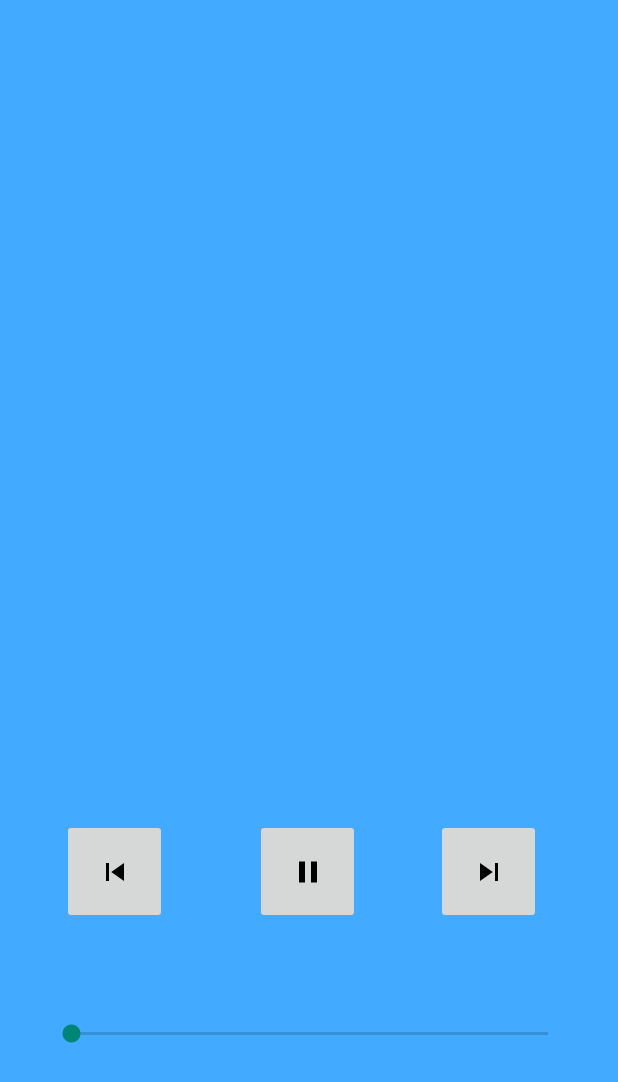
After one commit to FreyllaR/music_player, an Android app: the PlayerActivity screen opened directly, with no data from a screen before it, on a phone screen of 412 x 824 dp. The commit adds this screen. Shown: the top 1082 px of the screen. Run offline under Robolectric (Android 15) with nearby library versions, the phone set to English and light mode, and no system bars.

Commit message:
added a new activity with playing song

```diff
--- /dev/null
+++ b/app/src/main/res/drawable/baseline_pause_24.xml
@@ -0,0 +1,5 @@
+<vector android:height="24dp" android:tint="#000000"
+    android:viewportHeight="24" android:viewportWidth="24"
+    android:width="24dp" xmlns:android="http://schemas.android.com/apk/res/android">
+    <path android:fillColor="@android:color/white" android:pathData="M6,19h4L10,5L6,5v14zM14,5v14h4L18,5h-4z"/>
+</vector>
--- /dev/null
+++ b/app/src/main/res/drawable/baseline_play_arrow_24.xml
@@ -0,0 +1,5 @@
+<vector android:height="24dp" android:tint="#000000"
+    android:viewportHeight="24" android:viewportWidth="24"
+    android:width="24dp" xmlns:android="http://schemas.android.com/apk/res/android">
+    <path android:fillColor="@android:color/white" android:pathData="M8,5v14l11,-7z"/>
+</vector>
--- /dev/null
+++ b/app/src/main/res/drawable/baseline_skip_next_right.xml
@@ -0,0 +1,5 @@
+<vector android:height="24dp" android:tint="#000000"
+    android:viewportHeight="24" android:viewportWidth="24"
+    android:width="24dp" xmlns:android="http://schemas.android.com/apk/res/android">
+    <path android:fillColor="@android:color/white" android:pathData="M6,18l8.5,-6L6,6v12zM16,6v12h2V6h-2z"/>
+</vector>
--- /dev/null
+++ b/app/src/main/res/drawable/baseline_skip_previous_left.xml
@@ -0,0 +1,5 @@
+<vector android:height="24dp" android:tint="#000000"
+    android:viewportHeight="24" android:viewportWidth="24"
+    android:width="24dp" xmlns:android="http://schemas.android.com/apk/res/android">
+    <path android:fillColor="@android:color/white" android:pathData="M6,6h2v12L6,18zM9.5,12l8.5,6L18,6z"/>
+</vector>
--- /dev/null
+++ b/app/src/main/res/layout/activity_player.xml
@@ -0,0 +1,67 @@
+<?xml version="1.0" encoding="utf-8"?>
+<androidx.constraintlayout.widget.ConstraintLayout xmlns:android="http://schemas.android.com/apk/res/android"
+    xmlns:app="http://schemas.android.com/apk/res-auto"
+    xmlns:tools="http://schemas.android.com/tools"
+    android:layout_width="match_parent"
+    android:layout_height="match_parent"
+    android:background="@color/lightblue"
+    tools:context=".PlayerActivity">
+
+    <ImageView
+        android:id="@+id/imageViewofsong"
+        android:layout_width="350dp"
+        android:layout_height="350dp"
+        app:layout_constraintBottom_toBottomOf="parent"
+        app:layout_constraintHorizontal_bias="0.491"
+        app:layout_constraintLeft_toLeftOf="parent"
+        app:layout_constraintRight_toRightOf="parent"
+        app:layout_constraintTop_toTopOf="parent"
+        app:layout_constraintVertical_bias="0.17"/>
+
+    <ImageButton
+        android:id="@+id/imageButtonprev"
+        android:layout_width="70dp"
+        android:layout_height="70dp"
+        android:src="@drawable/baseline_skip_previous_left"
+        app:layout_constraintBottom_toBottomOf="parent"
+        app:layout_constraintHorizontal_bias="0.12"
+        app:layout_constraintLeft_toLeftOf="parent"
+        app:layout_constraintRight_toRightOf="parent"
+        app:layout_constraintTop_toTopOf="parent"
+        app:layout_constraintVertical_bias="0.724" />
+
+    <ImageButton
+        android:id="@+id/imageButtonstop"
+        android:layout_width="70dp"
+        android:layout_height="70dp"
+        android:src="@drawable/baseline_pause_24"
+        app:layout_constraintBottom_toBottomOf="parent"
+        app:layout_constraintHorizontal_bias="0.498"
+        app:layout_constraintLeft_toLeftOf="parent"
+        app:layout_constraintRight_toRightOf="parent"
+        app:layout_constraintTop_toTopOf="parent"
+        app:layout_constraintVertical_bias="0.724" />
+
+    <ImageButton
+        android:id="@+id/imageButtonnext"
+        android:layout_width="70dp"
+        android:layout_height="70dp"
+        android:src="@drawable/baseline_skip_next_right"
+        app:layout_constraintBottom_toBottomOf="parent"
+        app:layout_constraintHorizontal_bias="0.85"
+        app:layout_constraintLeft_toLeftOf="parent"
+        app:layout_constraintRight_toRightOf="parent"
+        app:layout_constraintTop_toTopOf="parent"
+        app:layout_constraintVertical_bias="0.724" />
+
+    <SeekBar
+        android:id="@+id/seekBar"
+        android:layout_width="350dp"
+        android:layout_height="18dp"
+        app:layout_constraintBottom_toBottomOf="parent"
+        app:layout_constraintLeft_toLeftOf="parent"
+        app:layout_constraintRight_toRightOf="parent"
+        app:layout_constraintTop_toTopOf="parent"
+        app:layout_constraintVertical_bias="0.844" />
+
+</androidx.constraintlayout.widget.ConstraintLayout>
```
Also changed, not shown: app/src/main/AndroidManifest.xml (+6 -2 lines), app/src/main/java/com/example/belezza/MusicFragment.java (+31 -2 lines), app/src/main/java/com/example/belezza/PlayerActivity.java (added, +481 -0 lines).
